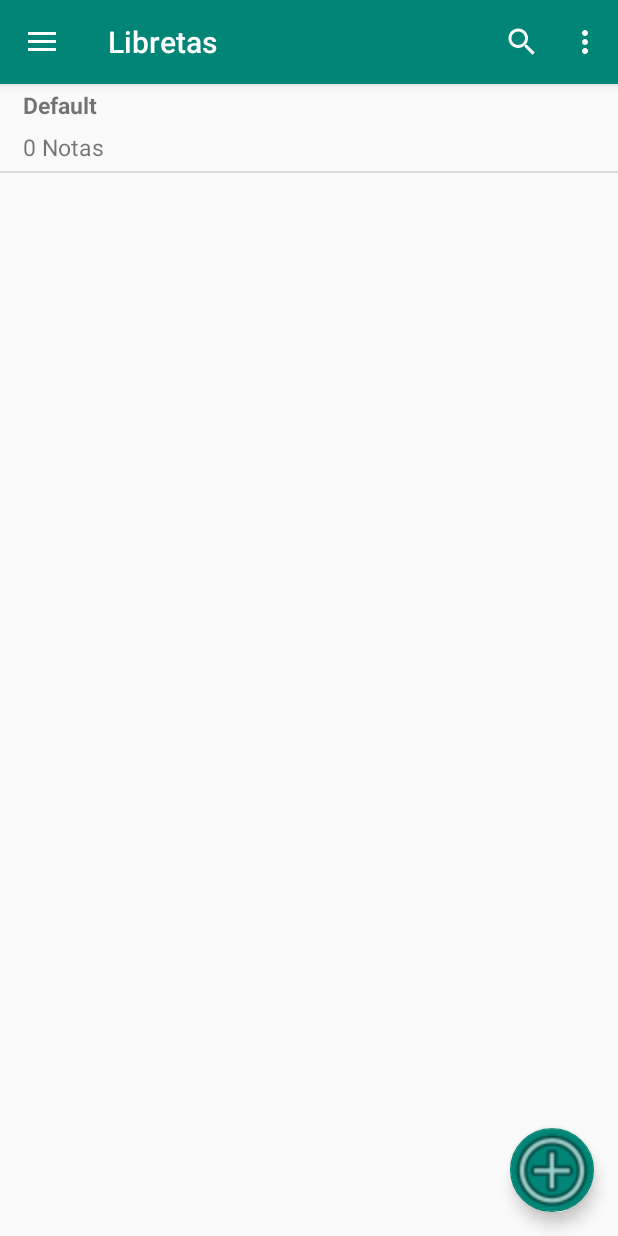
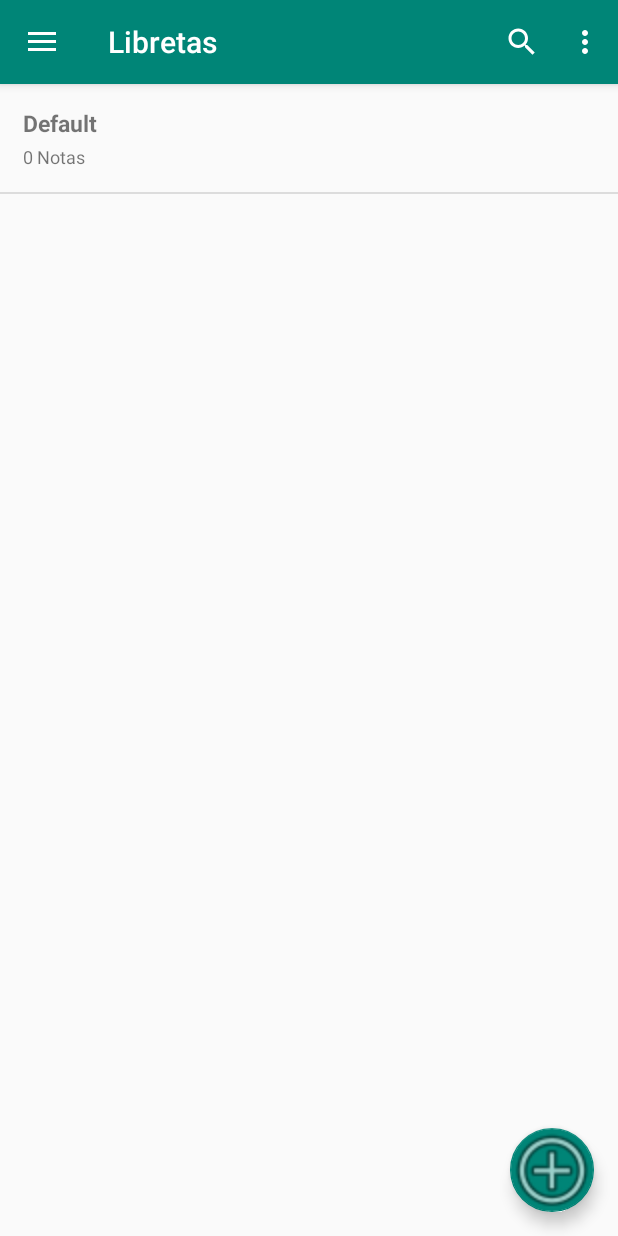
Before and after one commit to RGiskard7/Notas, an Android app: the screen it shows after launch (MainActivity), after a tap on "Libretas", on a phone screen of 412 x 824 dp. Run offline under Robolectric (Android 15) with nearby library versions, the phone set to English and light mode, and no system bars; 1 other tap on this screen came first.

Commit message:
Mejoras gráficas. Solucion de diversos problemas con la base de datos.

```diff
--- a/app/src/main/java/com/example/notas/TerceraActivity.java
+++ b/app/src/main/java/com/example/notas/TerceraActivity.java
@@ -46,7 +46,7 @@ public class TerceraActivity extends AppCompatActivity {
         INotaDAO notaDAO = SQLiteFactory.getNotaDao(getApplicationContext());
         Libreta libreta = notaDAO.getLibreta(nota.getId());
 
-        Txlibreta.setText("Libreta: " + libreta.getTitulo());
+        Txlibreta.setText(libreta.getTitulo());
     }
 
     @Override
--- a/app/src/main/java/com/example/notas/data/DB.java
+++ b/app/src/main/java/com/example/notas/data/DB.java
@@ -11,13 +11,13 @@ public class DB extends SQLiteOpenHelper {
     private SimpleDateFormat dtf = new SimpleDateFormat("dd/MM/yyyy");
 
     private static final String crearTablaNotas = "CREATE TABLE notas(nota_id INTEGER PRIMARY KEY AUTOINCREMENT, " +
-            "titulo TEXT, texto TEXT, libreta INTEGER, fecha_creacion TEXT)";
+            "titulo TEXT NOT NULL UNIQUE, texto TEXT, libreta INTEGER, fecha_creacion TEXT)";
 
     private static final String crearTablaLibretas = "CREATE TABLE libretas(libreta_id INTEGER PRIMARY KEY AUTOINCREMENT, " +
-            "titulo TEXT, fecha_creacion TEXT)";
+            "titulo TEXT NOT NULL UNIQUE, fecha_creacion TEXT)";
 
     private static final String libretaNotas = "CREATE TABLE libretaNotas(id INTEGER PRIMARY KEY AUTOINCREMENT, libreta_id INTEGER , nota_id INTEGER, FOREIGN  KEY" +
-     "(libreta_id) REFERENCES libretas(id) MATCH SIMPLE ON UPDATE CASCADE ON DELETE CASCADE, FOREIGN  KEY (nota_id) REFERENCES notas(id) MATCH SIMPLE ON UPDATE CASCADE ON DELETE CASCADE)";
+     "(libreta_id) REFERENCES libretas(libreta_id) MATCH SIMPLE ON UPDATE CASCADE ON DELETE CASCADE, FOREIGN  KEY (nota_id) REFERENCES notas(nota_id) MATCH SIMPLE ON UPDATE CASCADE ON DELETE CASCADE)";
 
     public DB(Context context, String name, SQLiteDatabase.CursorFactory factory, int version) {
         super(context, name, factory, version);
--- a/app/src/main/java/com/example/notas/data/ILibretaDAO.java
+++ b/app/src/main/java/com/example/notas/data/ILibretaDAO.java
@@ -4,6 +4,7 @@ import java.util.List;
 
 public interface ILibretaDAO {
     public void createLibreta(String titulo);
+    public Boolean existTitulo(String titulo);
     public void deleteLibreta(int id);
     public void addNotaToLibreta(int idLibreta, int idNota);
     public void editLibreta(int id, String titulo);
--- a/app/src/main/java/com/example/notas/data/INotaDAO.java
+++ b/app/src/main/java/com/example/notas/data/INotaDAO.java
@@ -4,6 +4,7 @@ import java.util.List;
 
 public interface INotaDAO {
     public int createNota(String titulo, String texto);
+    public Boolean existTitulo(String titulo);
     public void editNota(int id, String titulo, String texto);
     public Libreta getLibreta(int idNota);
     public void deleteLibreta(int idNota, int idLibreta);
--- a/app/src/main/java/com/example/notas/data/NotaDAOSQLite.java
+++ b/app/src/main/java/com/example/notas/data/NotaDAOSQLite.java
@@ -10,7 +10,7 @@ import java.util.List;
 
 public class NotaDAOSQLite implements INotaDAO {
     private SQLiteDatabase db;
-    private final SimpleDateFormat dtf = new SimpleDateFormat("dd/MM/yyyy");
+    private final SimpleDateFormat dtf = new SimpleDateFormat("dd/MM/yyyy - HH:mm");
 
     public NotaDAOSQLite(Context context, String name, SQLiteDatabase.CursorFactory factory, int versionDB) {
         DB dbNotas = new DB(context, name, factory, versionDB); // Conectar a base de datos
@@ -25,6 +25,16 @@ public class NotaDAOSQLite implements INotaDAO {
         Cursor c = db.rawQuery("SELECT last_insert_rowid();", null);
         c.moveToFirst();
         return c.getInt(0);
+    }
+
+    @Override
+    public Boolean existTitulo(String titulo) {
+        Cursor c = db.rawQuery("select count(*) from notas where titulo = ?", new String[]{titulo});
+        c.moveToFirst();
+        if (c.getInt(0) > 0) {
+            return true;
+        }
+        return false;
     }
 
     @Override
--- a/app/src/main/res/layout/activity_cuarta.xml
+++ b/app/src/main/res/layout/activity_cuarta.xml
@@ -16,7 +16,7 @@
         android:textStyle="bold"
         android:inputType="text|textMultiLine|textCapSentences"
         android:singleLine="false"
-        android:hint="Titulo"
+        android:hint="Nombre"
         android:layout_margin="10dp"/>
 
 </LinearLayout>
--- a/app/src/main/res/layout/activity_segunda.xml
+++ b/app/src/main/res/layout/activity_segunda.xml
@@ -16,7 +16,7 @@
             android:layout_width="match_parent"
             android:layout_height="wrap_content"
             android:ems="10"
-            android:hint="Titulo"
+            android:hint="Título de la nota"
             android:inputType="text|textMultiLine|textCapSentences"
             android:maxLength="60"
             android:singleLine="false"
--- a/app/src/main/res/layout/fragment_list_notas.xml
+++ b/app/src/main/res/layout/fragment_list_notas.xml
@@ -16,7 +16,9 @@
         <ListView
             android:id="@+id/listViewNotas"
             android:layout_width="match_parent"
-            android:layout_height="match_parent" />
+            android:layout_height="match_parent"
+            android:layout_marginRight="15dp"
+            android:layout_marginLeft="15dp" />
 
     </LinearLayout>
 
--- a/app/src/main/res/layout/libreta_item.xml
+++ b/app/src/main/res/layout/libreta_item.xml
@@ -9,10 +9,12 @@
         android:layout_width="match_parent"
         android:layout_height="wrap_content"
         android:layout_marginLeft="15dp"
-        android:layout_marginTop="3dp"
+        android:layout_marginTop="15dp"
         android:layout_marginRight="15dp"
         android:layout_marginBottom="1dp"
         android:textSize="15sp"
+        android:singleLine="true"
+        android:ellipsize="end"
         android:textStyle="bold" />
 
     <TextView
@@ -20,9 +22,9 @@
         android:layout_width="match_parent"
         android:layout_height="wrap_content"
         android:layout_marginLeft="15dp"
-        android:layout_marginTop="5dp"
+        android:layout_marginTop="2dp"
         android:layout_marginRight="15dp"
-        android:layout_marginBottom="5dp"
-        android:textSize="15sp" />
+        android:layout_marginBottom="15dp"
+        android:textSize="12sp" />
 
 </LinearLayout>
```
Also changed, not shown: app/src/main/java/com/example/notas/CuartaActivity.java (+20 -8 lines), app/src/main/java/com/example/notas/SegundaActivity.java (+39 -5 lines), app/src/main/java/com/example/notas/data/LibretaDAOSQLite.java (+10 -0 lines), app/src/main/res/layout/activity_tercera.xml (+6 -11 lines), app/src/main/res/layout/nota_item.xml (+5 -10 lines).
